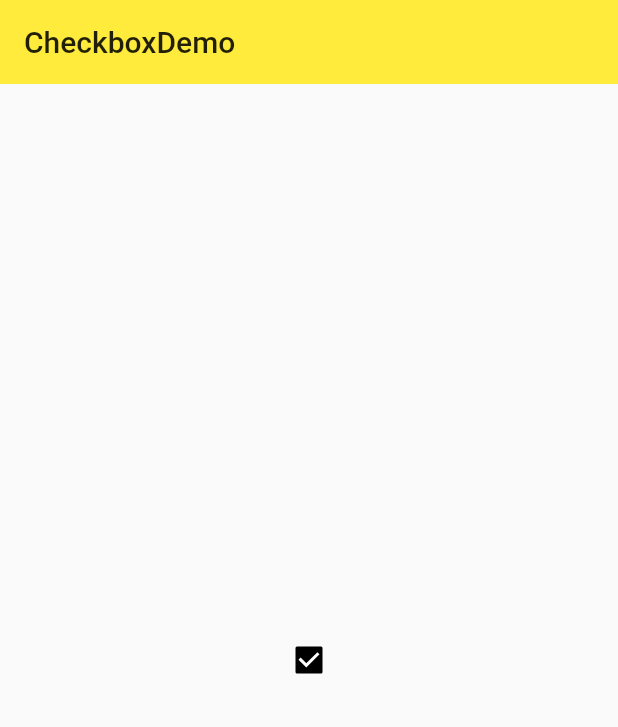
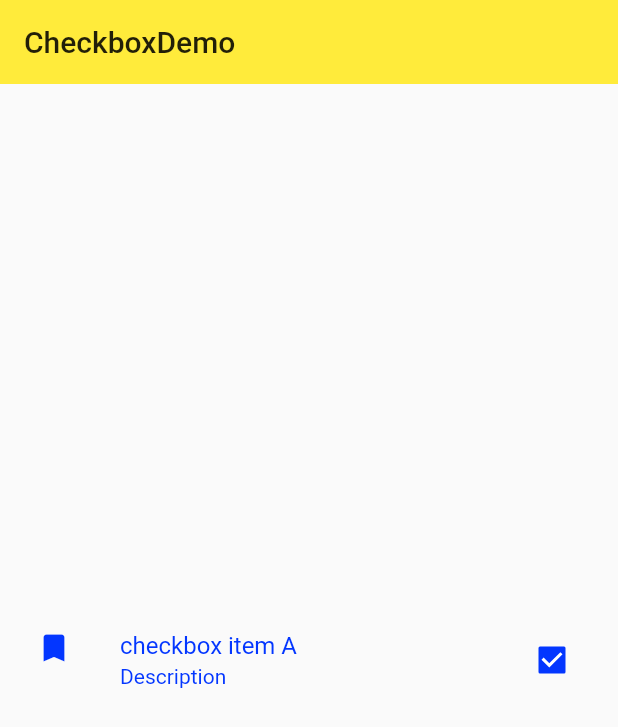
Before and after one commit to lv823063712/flutter_apps, a Flutter app: the CheckboxDemo screen opened directly, on a phone screen of 412 x 824 dp. Shown: the top 727 px of the screen. Run offline on Flutter 3.47's test engine with Material 2 defaults, Android fonts, the phone set to English and light mode, and no system bars.

Commit message:
带标签,标题,副标题的复选框 Checkbox

```diff
--- a/lib/demo/CheckboxDemo.dart
+++ b/lib/demo/CheckboxDemo.dart
@@ -21,10 +21,22 @@ class _CheckboxDemoState extends State<CheckboxDemo> {
           //设定一个线性布局
           mainAxisAlignment: MainAxisAlignment.center, //让部件垂直居中
           children: <Widget>[
+            CheckboxListTile(
+              value: _checkboxItemA,
+              onChanged: (value) {
+                setState(() {
+                  _checkboxItemA = value;
+                });
+              },
+              title: Text('checkbox item A'),//主标题
+              subtitle: Text('Description'),//副标题
+              secondary: Icon(Icons.bookmark),//添加标签
+              selected: _checkboxItemA,//选中后的标签颜色
+            ),
             Row(
               mainAxisAlignment: MainAxisAlignment.center, //设定部件水平居中
               children: <Widget>[
-                Checkbox(
+                /* Checkbox(
                   value: _checkboxItemA,
                   onChanged: (value) {
                     setState(() {
@@ -32,7 +44,7 @@ class _CheckboxDemoState extends State<CheckboxDemo> {
                     });
                   },
                   activeColor: Colors.black,
-                ),
+                ),*/
               ],
             ),
           ],
```
